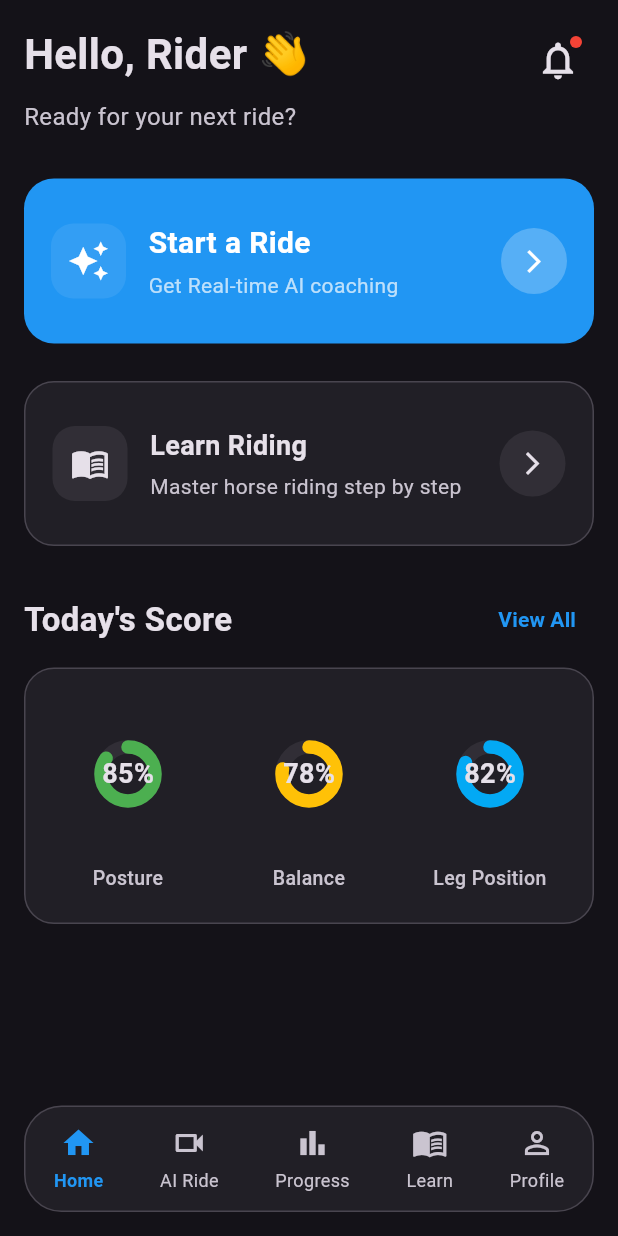
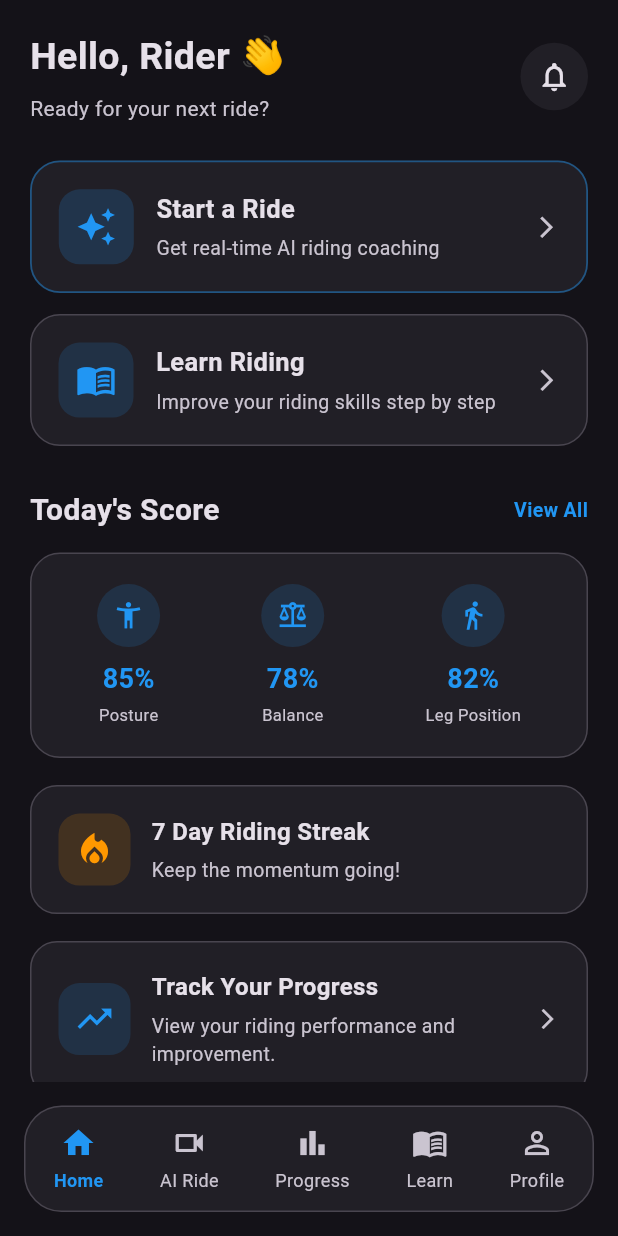
Before and after one commit to Sreenu-123/Ashwa, a Flutter app: the screen it shows after launch, after a tap on "Login", on a phone screen of 412 x 824 dp. Run offline on Flutter 3.47's test engine with Material 3 defaults, Android fonts, the phone set to English and light mode, and no system bars; our stand-ins replace image_picker.

Commit message:
Improve home screen UI and navigation

```diff
--- a/lib/Screens/Home/home_screen.dart
+++ b/lib/Screens/Home/home_screen.dart
@@ -3,11 +3,13 @@ import 'package:flutter/material.dart';
 class HomeScreen extends StatefulWidget {
   final VoidCallback onRideTap;
   final VoidCallback onLearnTap;
+  final VoidCallback onProgressTap;
 
   const HomeScreen({
     super.key,
     required this.onRideTap,
     required this.onLearnTap,
+    required this.onProgressTap,
   });
 
   @override
@@ -25,193 +27,34 @@ class _HomeScreenState extends State<HomeScreen> {
       body: SafeArea(
         child: SingleChildScrollView(
           physics: const BouncingScrollPhysics(),
-          child: Padding(
-            padding: const EdgeInsets.all(16.0),
+
+          padding: const EdgeInsets.fromLTRB(20, 20, 20, 30),
+
           child: Column(
             crossAxisAlignment: CrossAxisAlignment.start,
             children: [
-                // ================= HEADER =================
+              // ============================================================
+              // HEADER
+              // ============================================================
               Row(
-                  mainAxisAlignment: MainAxisAlignment.spaceBetween,
-                  crossAxisAlignment: CrossAxisAlignment.start,
                 children: [
-                    Column(
+                  Expanded(
+                    child: Column(
                       crossAxisAlignment: CrossAxisAlignment.start,
                       children: [
                         Text(
                           'Hello, Rider 👋',
                           style: TextStyle(
                             color: colorScheme.onSurface,
-                            fontSize: 28,
+                            fontSize: 25,
                             fontWeight: FontWeight.bold,
                           ),
                         ),
 
-                        const SizedBox(height: 10),
+                        const SizedBox(height: 6),
 
                         Text(
                           'Ready for your next ride?',
-                          style: TextStyle(
-                            color: colorScheme.onSurfaceVariant,
-                            fontSize: 16,
-                          ),
-                        ),
-                      ],
-                    ),
-
-                    // Notification
-                    Stack(
-                      children: [
-                        IconButton(
-                          onPressed: () {},
-                          icon: Icon(
-                            Icons.notifications_none,
-                            color: colorScheme.onSurface,
-                            size: 30,
-                          ),
-                        ),
-
-                        Positioned(
-                          right: 8,
-                          top: 8,
-                          child: Container(
-                            width: 8,
-                            height: 8,
-                            decoration: const BoxDecoration(
-                              color: Colors.red,
-                              shape: BoxShape.circle,
-                            ),
-                          ),
-                        ),
-                      ],
-                    ),
-                  ],
-                ),
-
-                const SizedBox(height: 30),
-
-                // ================= START A RIDE =================
-                GestureDetector(
-                  onTap: widget.onRideTap,
-                  child: Container(
-                    width: double.infinity,
-                    height: 110,
-                    padding: const EdgeInsets.all(18),
-                    decoration: BoxDecoration(
-                      color: Colors.blue,
-                      borderRadius: BorderRadius.circular(20),
-                    ),
-                    child: Row(
-                      children: [
-                        Container(
-                          width: 50,
-                          height: 50,
-                          decoration: BoxDecoration(
-                            color: Colors.white.withValues(alpha: 0.08),
-                            borderRadius: BorderRadius.circular(15),
-                          ),
-                          child: const Icon(
-                            Icons.auto_awesome,
-                            color: Colors.white,
-                            size: 28,
-                          ),
-                        ),
-
-                        const SizedBox(width: 15),
-
-                        Expanded(
-                          child: Column(
-                            crossAxisAlignment: CrossAxisAlignment.start,
-                            mainAxisAlignment: MainAxisAlignment.center,
-                            children: const [
-                              Text(
-                                'Start a Ride',
-                                style: TextStyle(
-                                  color: Colors.white,
-                                  fontSize: 20,
-                                  fontWeight: FontWeight.bold,
-                                ),
-                              ),
-
-                              SizedBox(height: 4),
-
-                              Text(
-                                'Get Real-time AI coaching',
-                                style: TextStyle(
-                                  color: Colors.white70,
-                                  fontSize: 14,
-                                ),
-                              ),
-                            ],
-                          ),
-                        ),
-
-                        const CircleAvatar(
-                          radius: 22,
-                          backgroundColor: Colors.white24,
-                          child: Icon(
-                            Icons.arrow_forward_ios,
-                            color: Colors.white,
-                            size: 18,
-                          ),
-                        ),
-                      ],
-                    ),
-                  ),
-                ),
-
-                const SizedBox(height: 25),
-
-                // ================= LEARN RIDING =================
-                GestureDetector(
-                  onTap: widget.onLearnTap,
-                  child: Container(
-                    width: double.infinity,
-                    height: 110,
-                    padding: const EdgeInsets.all(18),
-                    decoration: BoxDecoration(
-                      color: colorScheme.surfaceContainer,
-                      borderRadius: BorderRadius.circular(20),
-                      border: Border.all(color: colorScheme.outlineVariant),
-                    ),
-                    child: Row(
-                      children: [
-                        Container(
-                          width: 50,
-                          height: 50,
-                          decoration: BoxDecoration(
-                            color: colorScheme.onSurface.withValues(
-                              alpha: 0.08,
-                            ),
-                            borderRadius: BorderRadius.circular(15),
-                          ),
-                          child: Icon(
-                            Icons.menu_book_outlined,
-                            color: colorScheme.onSurface,
-                            size: 26,
-                          ),
-                        ),
-
-                        const SizedBox(width: 15),
-
-                        Expanded(
-                          child: Column(
-                            crossAxisAlignment: CrossAxisAlignment.start,
-                            mainAxisAlignment: MainAxisAlignment.center,
-                            children: [
-                              Text(
-                                'Learn Riding',
-                                style: TextStyle(
-                                  color: colorScheme.onSurface,
-                                  fontSize: 18,
-                                  fontWeight: FontWeight.bold,
-                                ),
-                              ),
-
-                              const SizedBox(height: 4),
-
-                              Text(
-                                'Master horse riding step by step',
                           style: TextStyle(
                             color: colorScheme.onSurfaceVariant,
                             fontSize: 14,
@@ -221,43 +64,209 @@ class _HomeScreenState extends State<HomeScreen> {
                     ),
                   ),
 
-                        CircleAvatar(
-                          radius: 22,
-                          backgroundColor: colorScheme.onSurface.withValues(
-                            alpha: 0.08,
+                  // Notification
+                  Container(
+                    width: 45,
+                    height: 45,
+                    decoration: BoxDecoration(
+                      color: colorScheme.surfaceContainer,
+                      shape: BoxShape.circle,
                     ),
-                          child: Icon(
+                    child: IconButton(
+                      onPressed: () {},
+                      icon: Icon(
+                        Icons.notifications_none,
+                        color: colorScheme.onSurface,
+                        size: 23,
+                      ),
+                    ),
+                  ),
+                ],
+              ),
+
+              const SizedBox(height: 25),
+
+              // ============================================================
+              // START A RIDE
+              // ============================================================
+              GestureDetector(
+                onTap: widget.onRideTap,
+
+                child: Container(
+                  width: double.infinity,
+                  padding: const EdgeInsets.all(18),
+
+                  decoration: BoxDecoration(
+                    color: colorScheme.surfaceContainer,
+                    borderRadius: BorderRadius.circular(20),
+
+                    // Blue accent
+                    border: Border.all(
+                      color: Colors.blue.withValues(alpha: 0.45),
+                      width: 1.2,
+                    ),
+                  ),
+
+                  child: Row(
+                    children: [
+                      // Icon
+                      Container(
+                        width: 50,
+                        height: 50,
+
+                        decoration: BoxDecoration(
+                          color: Colors.blue.withValues(alpha: 0.18),
+                          borderRadius: BorderRadius.circular(14),
+                        ),
+
+                        child: const Icon(
+                          Icons.auto_awesome,
+                          color: Colors.blue,
+                          size: 27,
+                        ),
+                      ),
+
+                      const SizedBox(width: 15),
+
+                      // Text
+                      Expanded(
+                        child: Column(
+                          crossAxisAlignment: CrossAxisAlignment.start,
+                          children: [
+                            Text(
+                              'Start a Ride',
+                              style: TextStyle(
+                                color: colorScheme.onSurface,
+                                fontSize: 17,
+                                fontWeight: FontWeight.bold,
+                              ),
+                            ),
+
+                            const SizedBox(height: 5),
+
+                            Text(
+                              'Get real-time AI riding coaching',
+                              style: TextStyle(
+                                color: colorScheme.onSurfaceVariant,
+                                fontSize: 13,
+                              ),
+                            ),
+                          ],
+                        ),
+                      ),
+
+                      Icon(
                         Icons.arrow_forward_ios,
-                            color: colorScheme.onSurface,
-                            size: 18,
-                          ),
+                        color: colorScheme.onSurfaceVariant,
+                        size: 17,
                       ),
                     ],
                   ),
                 ),
               ),
 
-                const SizedBox(height: 25),
+              const SizedBox(height: 14),
 
-                // ================= TODAY'S SCORE HEADER =================
+              // ============================================================
+              // LEARN RIDING
+              // ============================================================
+              GestureDetector(
+                onTap: widget.onLearnTap,
+
+                child: Container(
+                  width: double.infinity,
+                  padding: const EdgeInsets.all(18),
+
+                  decoration: BoxDecoration(
+                    color: colorScheme.surfaceContainer,
+                    borderRadius: BorderRadius.circular(20),
+                    border: Border.all(color: colorScheme.outlineVariant),
+                  ),
+
+                  child: Row(
+                    children: [
+                      // Icon
+                      Container(
+                        width: 50,
+                        height: 50,
+
+                        decoration: BoxDecoration(
+                          color: Colors.blue.withValues(alpha: 0.15),
+                          borderRadius: BorderRadius.circular(14),
+                        ),
+
+                        child: const Icon(
+                          Icons.menu_book_outlined,
+                          color: Colors.blue,
+                          size: 27,
+                        ),
+                      ),
+
+                      const SizedBox(width: 15),
+
+                      // Text
+                      Expanded(
+                        child: Column(
+                          crossAxisAlignment: CrossAxisAlignment.start,
+                          children: [
+                            Text(
+                              'Learn Riding',
+                              style: TextStyle(
+                                color: colorScheme.onSurface,
+                                fontSize: 17,
+                                fontWeight: FontWeight.bold,
+                              ),
+                            ),
+
+                            const SizedBox(height: 5),
+
+                            Text(
+                              'Improve your riding skills step by step',
+                              style: TextStyle(
+                                color: colorScheme.onSurfaceVariant,
+                                fontSize: 13,
+                              ),
+                            ),
+                          ],
+                        ),
+                      ),
+
+                      Icon(
+                        Icons.arrow_forward_ios,
+                        color: colorScheme.onSurfaceVariant,
+                        size: 17,
+                      ),
+                    ],
+                  ),
+                ),
+              ),
+
+              const SizedBox(height: 28),
+
+              // ============================================================
+              // TODAY'S SCORE
+              // ============================================================
               Row(
-                  mainAxisAlignment: MainAxisAlignment.spaceBetween,
                 children: [
                   Text(
                     "Today's Score",
                     style: TextStyle(
                       color: colorScheme.onSurface,
-                        fontSize: 22,
+                      fontSize: 20,
                       fontWeight: FontWeight.bold,
                     ),
                   ),
 
-                    TextButton(
-                      onPressed: () {},
+                  const Spacer(),
+
+                  GestureDetector(
+                    onTap: widget.onProgressTap,
+
                     child: const Text(
                       'View All',
                       style: TextStyle(
                         color: Colors.blue,
+                        fontSize: 13,
                         fontWeight: FontWeight.w600,
                       ),
                     ),
@@ -265,119 +274,233 @@ class _HomeScreenState extends State<HomeScreen> {
                 ],
               ),
 
-                const SizedBox(height: 8),
+              const SizedBox(height: 14),
 
-                // ================= TODAY'S SCORE CARD =================
+              // Score Card
               Container(
                 width: double.infinity,
                 padding: const EdgeInsets.symmetric(
-                    horizontal: 8,
                   vertical: 20,
+                  horizontal: 10,
                 ),
+
                 decoration: BoxDecoration(
                   color: colorScheme.surfaceContainer,
                   borderRadius: BorderRadius.circular(20),
                   border: Border.all(color: colorScheme.outlineVariant),
                 ),
+
                 child: Row(
                   mainAxisAlignment: MainAxisAlignment.spaceAround,
                   children: [
-                      _scoreItem(
+                    scoreItem(
                       context: context,
-                        value: 0.85,
-                        percentage: '85%',
+                      icon: Icons.accessibility_new,
+                      value: '85%',
                       label: 'Posture',
-                        color: Colors.green,
                     ),
 
-                      _scoreItem(
+                    scoreItem(
                       context: context,
-                        value: 0.78,
-                        percentage: '78%',
+                      icon: Icons.balance,
+                      value: '78%',
                       label: 'Balance',
-                        color: Colors.amber,
                     ),
 
-                      _scoreItem(
+                    scoreItem(
                       context: context,
-                        value: 0.82,
-                        percentage: '82%',
+                      icon: Icons.directions_walk,
+                      value: '82%',
                       label: 'Leg Position',
-                        color: Colors.lightBlue,
                     ),
                   ],
                 ),
               ),
 
-                const SizedBox(height: 25),
+              const SizedBox(height: 18),
+
+              // ============================================================
+              // STREAK CARD
+              // ============================================================
+              Container(
+                width: double.infinity,
+                padding: const EdgeInsets.all(18),
+
+                decoration: BoxDecoration(
+                  color: colorScheme.surfaceContainer,
+                  borderRadius: BorderRadius.circular(18),
+                  border: Border.all(color: colorScheme.outlineVariant),
+                ),
+
+                child: Row(
+                  children: [
+                    Container(
+                      width: 48,
+                      height: 48,
+
+                      decoration: BoxDecoration(
+                        color: Colors.orange.withValues(alpha: 0.15),
+                        borderRadius: BorderRadius.circular(14),
+                      ),
+
+                      child: const Icon(
+                        Icons.local_fire_department,
+                        color: Colors.orange,
+                        size: 27,
+                      ),
+                    ),
+
+                    const SizedBox(width: 14),
+
+                    Expanded(
+                      child: Column(
+                        crossAxisAlignment: CrossAxisAlignment.start,
+                        children: [
+                          Text(
+                            '7 Day Riding Streak',
+                            style: TextStyle(
+                              color: colorScheme.onSurface,
+                              fontSize: 16,
+                              fontWeight: FontWeight.bold,
+                            ),
+                          ),
+
+                          const SizedBox(height: 5),
+
+                          Text(
+                            'Keep the momentum going!',
+                            style: TextStyle(
+                              color: colorScheme.onSurfaceVariant,
+                              fontSize: 13,
+                            ),
+                          ),
                         ],
                       ),
+                    ),
+                  ],
+                ),
+              ),
+
+              const SizedBox(height: 18),
+
+              // ============================================================
+              // QUICK PROGRESS
+              // ============================================================
+              GestureDetector(
+                onTap: widget.onProgressTap,
+
+                child: Container(
+                  width: double.infinity,
+                  padding: const EdgeInsets.all(18),
+
+                  decoration: BoxDecoration(
+                    color: colorScheme.surfaceContainer,
+                    borderRadius: BorderRadius.circular(18),
+                    border: Border.all(color: colorScheme.outlineVariant),
+                  ),
+
+                  child: Row(
+                    children: [
+                      Container(
+                        width: 48,
+                        height: 48,
+
+                        decoration: BoxDecoration(
+                          color: Colors.blue.withValues(alpha: 0.15),
+                          borderRadius: BorderRadius.circular(14),
+                        ),
+
+                        child: const Icon(
+                          Icons.trending_up,
+                          color: Colors.blue,
+                          size: 27,
+                        ),
+                      ),
+
+                      const SizedBox(width: 14),
+
+                      Expanded(
+                        child: Column(
+                          crossAxisAlignment: CrossAxisAlignment.start,
+                          children: [
+                            Text(
+                              'Track Your Progress',
+                              style: TextStyle(
+                                color: colorScheme.onSurface,
+                                fontSize: 16,
+                                fontWeight: FontWeight.bold,
+                              ),
+                            ),
+
+                            const SizedBox(height: 5),
+
+                            Text(
+                              'View your riding performance and improvement.',
+                              style: TextStyle(
+                                color: colorScheme.onSurfaceVariant,
+                                fontSize: 13,
+                              ),
+                            ),
+                          ],
+                        ),
+                      ),
+
+                      Icon(
+                        Icons.arrow_forward_ios,
+                        color: colorScheme.onSurfaceVariant,
+                        size: 16,
+                      ),
+                    ],
+                  ),
+                ),
+              ),
+            ],
           ),
         ),
       ),
     );
   }
 
-  // ================= SCORE ITEM =================
-  Widget _scoreItem({
+  // ============================================================
+  Widget scoreItem({
     required BuildContext context,
-    required double value,
-    required String percentage,
+    required IconData icon,
+    required String value,
     required String label,
-    required Color color,
   }) {
     final colorScheme = Theme.of(context).colorScheme;
 
     return Column(
-      mainAxisAlignment: MainAxisAlignment.center,
       children: [
-        SizedBox(
-          width: 100,
-          height: 100,
-          child: Stack(
-            alignment: Alignment.center,
-            children: [
-              // Background circle
-              CircularProgressIndicator(
-                value: 1.0,
-                strokeWidth: 9,
-                color: colorScheme.onSurface.withValues(alpha: 0.08),
+        Container(
+          width: 42,
+          height: 42,
+
+          decoration: BoxDecoration(
+            color: Colors.blue.withValues(alpha: 0.15),
+            shape: BoxShape.circle,
           ),
 
-              // Progress circle
-              CircularProgressIndicator(
-                value: value,
-                strokeWidth: 9,
-                color: color,
-                strokeCap: StrokeCap.round,
+          child: Icon(icon, color: Colors.blue, size: 21),
         ),
 
-              // Percentage
+        const SizedBox(height: 8),
+
         Text(
-                percentage,
-                style: TextStyle(
-                  color: colorScheme.onSurface,
+          value,
+          style: const TextStyle(
+            color: Colors.blue,
             fontSize: 18,
             fontWeight: FontWeight.bold,
           ),
         ),
-            ],
-          ),
-        ),
 
-        const SizedBox(height: 10),
+        const SizedBox(height: 3),
 
-        SizedBox(
-          width: 95,
-          child: Text(
+        Text(
           label,
           textAlign: TextAlign.center,
-            style: TextStyle(
-              color: colorScheme.onSurfaceVariant,
-              fontSize: 13,
-              fontWeight: FontWeight.w500,
-            ),
-          ),
+          style: TextStyle(color: colorScheme.onSurfaceVariant, fontSize: 11),
         ),
       ],
     );
--- a/lib/Screens/Home/main_navigation_screen.dart
+++ b/lib/Screens/Home/main_navigation_screen.dart
@@ -72,6 +72,9 @@ class _NavigationScreenState extends State<NavigationScreen> {
         onLearnTap: () {
           changeTab(3);
         },
+        onProgressTap: () {
+          changeTab(2);
+        },
       ),
 
       const RideScreen(),
```
Lines whose indentation alone changed are shown as unchanged.
